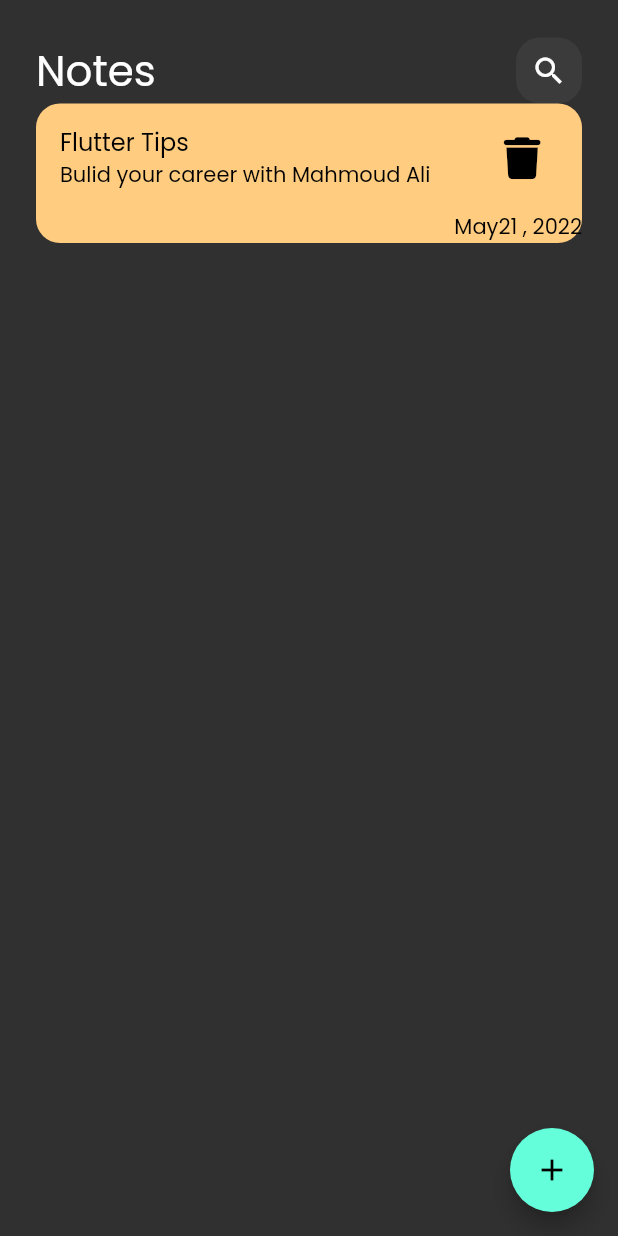
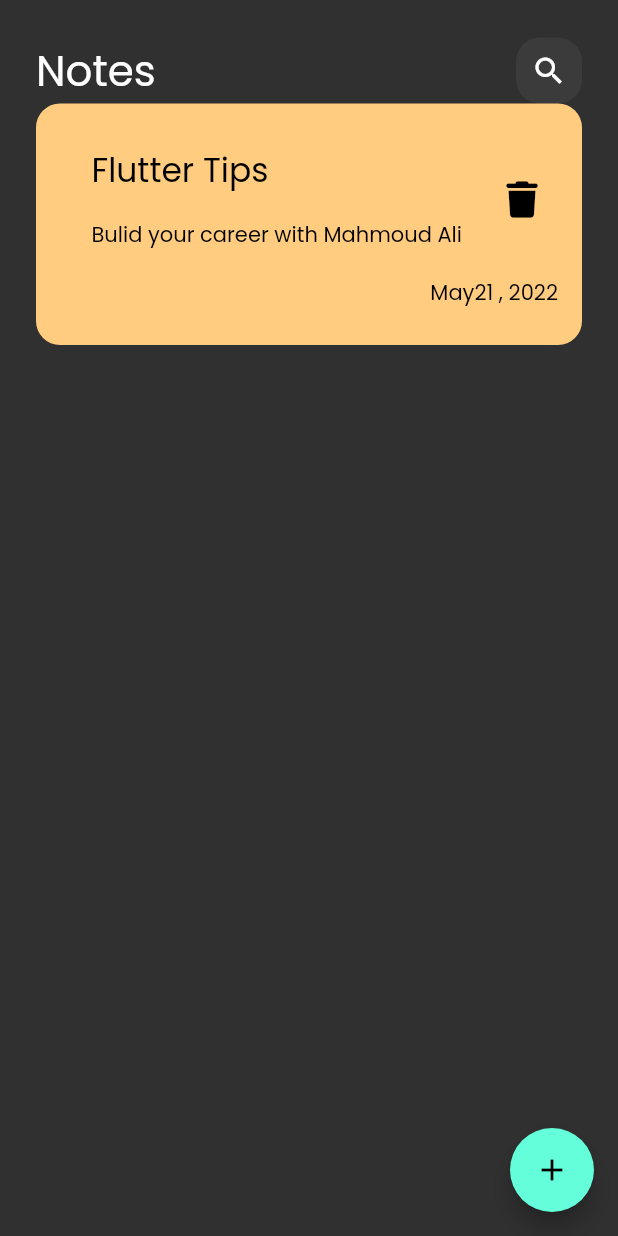
Before and after one commit to MahmoudAli727/last_pro, a Flutter app: the screen it shows after launch, on a phone screen of 412 x 824 dp. Run offline on Flutter 3.47's test engine with Material 2 defaults, Android fonts, the phone set to English and light mode, and no system bars; our stand-ins replace font_awesome_flutter.

Commit message:
write itemview

```diff
--- a/lib/widgets/note_view_body.dart
+++ b/lib/widgets/note_view_body.dart
@@ -28,6 +28,7 @@ class Note_View_itme extends StatelessWidget {
   @override
   Widget build(BuildContext context) {
     return Container(
+      padding: EdgeInsets.only(top: 24, bottom: 24, left: 21),
       decoration: BoxDecoration(
         color: Color(0xffFFCC80),
         borderRadius: BorderRadius.circular(16),
@@ -39,13 +40,18 @@ class Note_View_itme extends StatelessWidget {
             title: Text(
               "Flutter Tips",
               style: TextStyle(
+                fontSize: 22,
                 color: Colors.black,
               ),
             ),
-            subtitle: Text(
+            subtitle: Padding(
+              padding: const EdgeInsets.only(top: 16, bottom: 14),
+              child: Text(
                 "Bulid your career with Mahmoud Ali",
                 style: TextStyle(
+                  fontSize: 14,
                   color: Colors.black,
+                ),
               ),
             ),
             trailing: IconButton(
@@ -53,13 +59,16 @@ class Note_View_itme extends StatelessWidget {
                 icon: Icon(
                   FontAwesomeIcons.trash,
                   color: Colors.black,
-                  size: 28,
+                  size: 24,
                 )),
           ),
-          Text(
+          Padding(
+            padding: const EdgeInsets.only(right: 16),
+            child: Text(
               "May21 , 2022",
               style: TextStyle(
                 color: Colors.black,
+              ),
             ),
           ),
         ],
```
Lines whose indentation alone changed are shown as unchanged.
